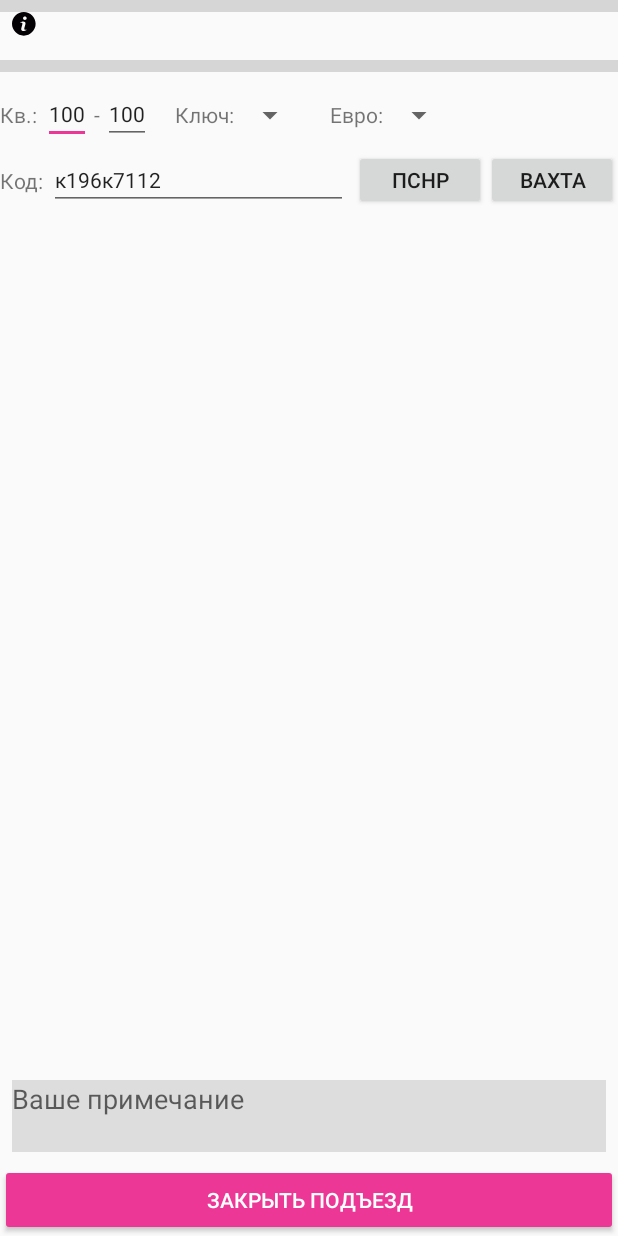
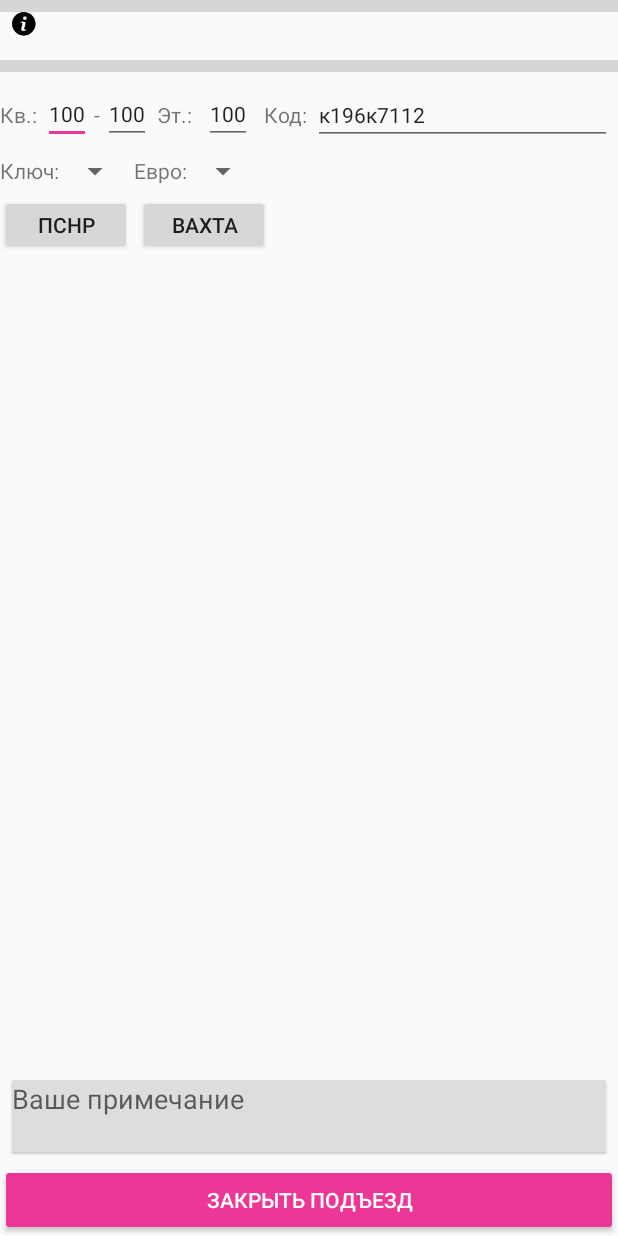
Before and after one commit to DanielKolyabi/shippingagent, an Android app: the layout fragment_report.xml on its own in the app's theme, with its tools: preview values and no code run, on a phone screen of 412 x 824 dp. Run offline under Robolectric (Android 15) with nearby library versions, the phone set to English and light mode, and no system bars; grey boxes are pictures that could not be loaded.

Commit message:
Save changes in report

```diff
--- a/app/src/main/java/ru/relabs/kurjercontroller/database/AppDatabase.kt
+++ b/app/src/main/java/ru/relabs/kurjercontroller/database/AppDatabase.kt
@@ -12,8 +12,8 @@ import ru.relabs.kurjercontroller.database.entities.*
 @Database(
     entities = [AddressEntity::class, EntranceAppartamentReportEntity::class, EntranceEntity::class,
         EntrancePhotoEntity::class, EntranceReportEntity::class, TaskEntity::class, TaskItemEntity::class,
-        TaskPublisherEntity::class, SendQueryItemEntity::class],
-    version = 7
+        TaskPublisherEntity::class, SendQueryItemEntity::class, EntranceResultEntity::class],
+    version = 9
 )
 @TypeConverters(Converters::class)
 abstract class AppDatabase : RoomDatabase() {
@@ -22,6 +22,7 @@ abstract class AppDatabase : RoomDatabase() {
     abstract fun entranceDao(): EntranceEntityDao
     abstract fun entrancePhotoDao(): EntrancePhotoEntityDao
     abstract fun entranceReportDao(): EntranceReportEntityDao
+    abstract fun entranceResultDao(): EntranceResultEntityDao
     abstract fun taskDao(): TaskEntityDao
     abstract fun taskItemDao(): TaskItemEntityDao
     abstract fun taskPublisherDao(): TaskPublisherEntityDao
--- a/app/src/main/res/layout/fragment_report.xml
+++ b/app/src/main/res/layout/fragment_report.xml
@@ -30,6 +30,7 @@
             android:layout_height="wrap_content"
             android:layout_marginTop="8dp"
             android:layout_marginStart="4dp"
+            android:inputType="number"
             app:layout_constraintTop_toBottomOf="@+id/hint_container"
             app:layout_constraintStart_toEndOf="@+id/appartaments_label"
             android:textSize="14sp"
@@ -48,8 +49,33 @@
             android:layout_height="wrap_content"
             android:layout_marginTop="8dp"
             android:layout_marginStart="8dp"
+            android:inputType="number"
             app:layout_constraintTop_toBottomOf="@+id/hint_container"
             app:layout_constraintStart_toEndOf="@+id/appartaments_from"
+            android:textSize="14sp"
+            tools:text="100"/>
+
+
+    <TextView
+            android:id="@+id/floors_label"
+            android:layout_width="wrap_content"
+            android:layout_height="wrap_content"
+            android:text="@string/floors_label"
+            android:layout_marginStart="4dp"
+            app:layout_constraintStart_toEndOf="@id/appartaments_to"
+            app:layout_constraintTop_toTopOf="@id/appartaments_label"
+            app:layout_constraintBottom_toBottomOf="@+id/appartaments_label"
+            android:textSize="14sp"/>
+
+    <EditText
+            android:id="@+id/floors"
+            android:layout_width="wrap_content"
+            android:layout_height="wrap_content"
+            android:layout_marginTop="8dp"
+            android:layout_marginStart="8dp"
+            app:layout_constraintTop_toBottomOf="@+id/hint_container"
+            app:layout_constraintStart_toEndOf="@+id/floors_label"
+            android:inputType="number"
             android:textSize="14sp"
             tools:text="100"/>
 
@@ -58,9 +84,10 @@
             android:layout_width="wrap_content"
             android:layout_height="wrap_content"
             android:text="@string/entrance_code"
-            app:layout_constraintStart_toStartOf="@+id/appartaments_label"
-            app:layout_constraintTop_toTopOf="@+id/entrance_code"
-            app:layout_constraintBottom_toBottomOf="@+id/entrance_code"
+            app:layout_constraintTop_toTopOf="@+id/floors"
+            app:layout_constraintBottom_toBottomOf="@+id/floors"
+            app:layout_constraintStart_toEndOf="@+id/floors"
+            android:layout_marginStart="8dp"
     />
 
     <EditText
@@ -68,26 +95,24 @@
             android:layout_width="0dp"
             android:layout_height="wrap_content"
             android:gravity="start"
-            android:layout_marginEnd="4dp"
             android:textSize="14sp"
             tools:text="к196к7112"
             android:maxLines="2"
-            app:layout_constraintTop_toBottomOf="@id/appartaments_from"
             app:layout_constraintStart_toEndOf="@+id/entrance_code_label"
-            app:layout_constraintEnd_toStartOf="@id/layout_error_button"
-            android:layout_marginTop="4dp"
-            android:layout_marginStart="4dp"/>
+            app:layout_constraintTop_toTopOf="@id/entrance_code_label"
+            app:layout_constraintBottom_toBottomOf="@id/entrance_code_label"
+            android:layout_marginStart="4dp"
+            android:layout_marginEnd="4dp"
+            app:layout_constraintEnd_toEndOf="parent"/>
 
     <TextView
             android:id="@+id/entrance_key_label"
             android:layout_width="wrap_content"
             android:layout_height="wrap_content"
             android:text="@string/entrance_key"
-            android:layout_marginStart="16dp"
-            app:layout_constraintStart_toEndOf="@+id/appartaments_to"
-            app:layout_constraintTop_toTopOf="@+id/appartaments_to"
-            app:layout_constraintBottom_toBottomOf="@+id/appartaments_to"
-    />
+            android:layout_marginTop="8dp"
+            app:layout_constraintTop_toBottomOf="@+id/appartaments_from"
+            app:layout_constraintStart_toStartOf="parent"/>
 
 
     <Spinner
@@ -102,8 +127,8 @@
             android:id="@+id/entrance_euro_key_label"
             android:layout_width="wrap_content"
             android:layout_height="wrap_content"
+            android:layout_marginStart="2dp"
             android:text="@string/entrance_euro_key"
-            android:layout_marginStart="16dp"
             app:layout_constraintStart_toEndOf="@+id/entrance_key"
             app:layout_constraintTop_toTopOf="@+id/entrance_key_label"
             app:layout_constraintBottom_toBottomOf="@+id/entrance_key_label"
@@ -121,20 +146,23 @@
             android:id="@+id/layout_error_button"
             android:layout_width="wrap_content"
             android:layout_height="40dp"
-            android:layout_marginStart="8dp"
             android:text="@string/layout_error"
-            app:layout_constraintTop_toTopOf="@+id/entrance_code"
-            app:layout_constraintBottom_toBottomOf="@id/entrance_code"
-            app:layout_constraintEnd_toStartOf="@id/lookout"/>
+            android:layout_marginTop="4dp"
+            app:layout_constraintEnd_toStartOf="@id/lookout"
+            app:layout_constraintStart_toStartOf="parent"
+            android:elevation="0dp"
+    app:layout_constraintTop_toBottomOf="@id/entrance_key"/>
 
     <Button
             android:id="@+id/lookout"
             android:layout_width="wrap_content"
             android:layout_height="40dp"
-            android:layout_marginStart="8dp"
             android:text="@string/lookout"
+            android:layout_marginStart="4dp"
+            android:elevation="0dp"
             app:layout_constraintTop_toTopOf="@+id/layout_error_button"
-            app:layout_constraintEnd_toEndOf="parent"/>
+            app:layout_constraintStart_toEndOf="@id/layout_error_button"
+            app:layout_constraintBottom_toBottomOf="@+id/layout_error_button"/>
     <androidx.constraintlayout.widget.ConstraintLayout
             android:layout_width="match_parent"
             android:layout_height="0dp"
@@ -149,9 +177,11 @@
                 android:layout_height="0dp"
                 android:layout_width="match_parent"
                 android:fadeScrollbars="false"
+                android:layout_marginBottom="2dp"
                 android:scrollbars="vertical"
                 app:layout_constraintTop_toTopOf="parent"
-                app:layout_constraintBottom_toTopOf="@+id/photos_list"/>
+                app:layout_constraintBottom_toTopOf="@+id/photos_list"
+                android:layout_marginTop="8dp"/>
 
         <androidx.recyclerview.widget.RecyclerView
                 android:id="@+id/photos_list"
@@ -175,11 +205,11 @@
             android:hint="@string/user_explanation_hint"
             android:inputType="textMultiLine"
             android:scrollbars="vertical"
+            android:elevation="1dp"
             app:layout_constraintBottom_toTopOf="@+id/close_button"
             app:layout_constraintEnd_toEndOf="parent"
             app:layout_constraintHeight_max="128dp"
             app:layout_constraintHeight_min="48dp"
-            app:layout_constraintHorizontal_bias="0.5"
             app:layout_constraintStart_toStartOf="parent"/>
 
     <Button
--- a/app/src/main/res/values/strings.xml
+++ b/app/src/main/res/values/strings.xml
@@ -50,5 +50,6 @@
     <string name="control_dates_label">Даты контроля:</string>
     <string name="description_label">Примечание:</string>
     <string name="start_tasks">Начать выполнение</string>
+    <string name="floors_label">Эт.:</string>
 
 </resources>
```
Also changed, not shown: app/src/main/java/ru/relabs/kurjercontroller/database/daos/EntranceResultEntityDao.kt (added, +32 -0 lines), app/src/main/java/ru/relabs/kurjercontroller/database/entities/EntranceResultEntity.kt (added, +33 -0 lines), app/src/main/java/ru/relabs/kurjercontroller/providers/TaskRepository.kt (+47 -0 lines), app/src/main/java/ru/relabs/kurjercontroller/ui/fragments/report/ReportFragment.kt (+68 -0 lines), app/src/main/java/ru/relabs/kurjercontroller/ui/fragments/report/ReportPresenter.kt (+61 -0 lines), app/src/main/java/ru/relabs/kurjercontroller/ui/fragments/taskList/TaskListPresenter.kt (+18 -5 lines).
